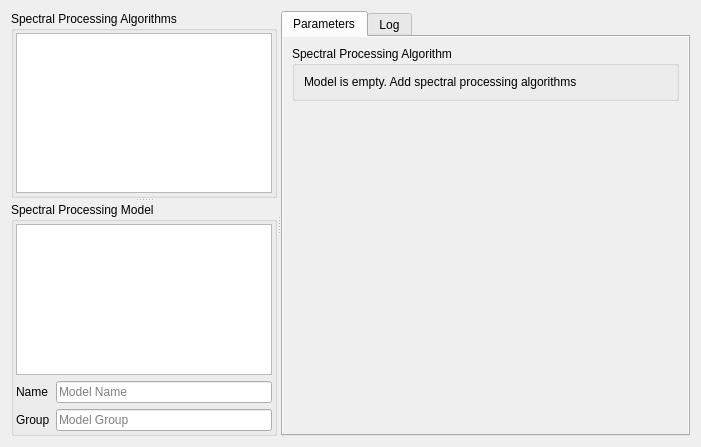
The window that qps/speclib/spectralprocessingwidget.ui (EnMAP-Box/qgispluginsupport) describes before a commit, drawn with Qt 5.
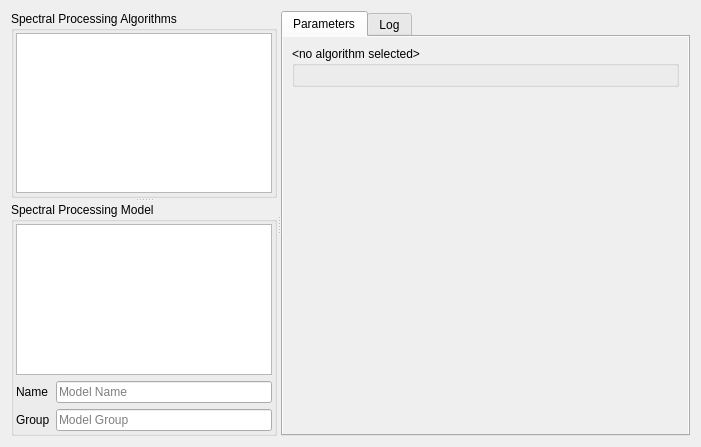
The same window after the commit. Icons and pictures are not drawn. Custom widgets are drawn as their Qt base class.

What changed in the file:
```diff
--- a/qps/speclib/spectralprocessingwidget.ui
+++ b/qps/speclib/spectralprocessingwidget.ui
@@ -201,17 +201,9 @@
             <item>
              <widget class="QGroupBox" name="gbParameterWidgets">
               <property name="title">
-               <string>Spectral Processing Algorithm</string>
+               <string>&lt;no algorithm selected&gt;</string>
               </property>
-              <layout class="QGridLayout" name="gridLayout_2">
-               <item row="0" column="0">
-                <widget class="QLabel" name="label_3">
-                 <property name="text">
-                  <string>Model is empty. Add spectral processing algorithms</string>
-                 </property>
-                </widget>
-               </item>
-              </layout>
+              <layout class="QGridLayout" name="gridLayout_2"/>
              </widget>
             </item>
             <item>
```
